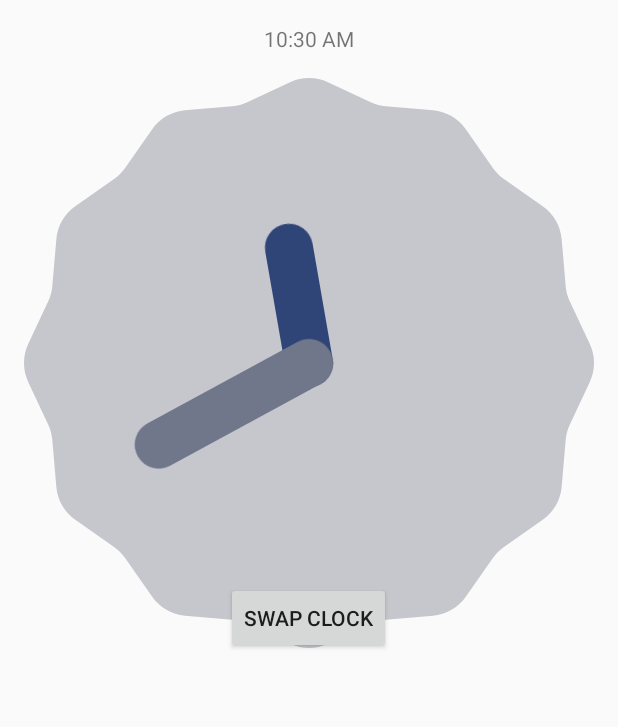
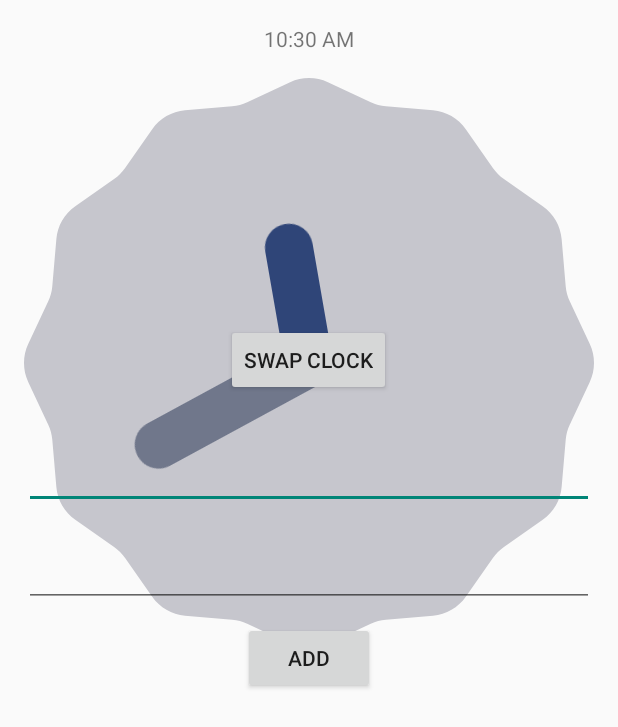
Before and after one commit to owuor91/android-confidence2, an Android app: the Second screen opened directly, with no data from a screen before it, on a phone screen of 412 x 824 dp. Shown: the top 727 px of the screen. Run offline under Robolectric (Android 15) with nearby library versions, the phone set to English and light mode, and no system bars.

Commit message:
Added calculator layout

```diff
--- a/app/src/main/res/layout/activity_second.xml
+++ b/app/src/main/res/layout/activity_second.xml
@@ -25,8 +25,40 @@
      <Button
          android:layout_width="wrap_content"
          android:layout_height="wrap_content"
+         android:text="Swap CLOCK"
+         android:id="@+id/button"
+         android:layout_marginTop="200dp"
          android:layout_centerHorizontal="true"
-         android:layout_centerVertical="true"
-         android:text="Swap CLOCK"
-         android:id="@+id/button"/>
+         android:layout_marginBottom="30dp"/>
+
+     <EditText
+         android:layout_width="fill_parent"
+         android:layout_height="wrap_content"
+         android:layout_below="@+id/button"
+         android:id="@+id/e1"
+         android:inputType="number"
+         android:layout_marginBottom="20dp"/>
+
+     <EditText
+         android:layout_width="fill_parent"
+         android:layout_height="wrap_content"
+         android:layout_below="@+id/e1"
+         android:id="@+id/e2"
+         android:inputType="number"
+         android:layout_marginBottom="10dp"/>
+
+     <Button
+         android:layout_width="wrap_content"
+         android:layout_height="wrap_content"
+         android:layout_centerHorizontal="true"
+         android:layout_below="@+id/e2"
+         android:text="Add"
+         android:id="@+id/addbtn"/>
+
+     <TextView
+         android:layout_width="fill_parent"
+         android:layout_height="wrap_content"
+         android:gravity="center"
+         android:id="@+id/tv"
+         android:layout_below="@+id/addbtn"/>
  </RelativeLayout>
```
